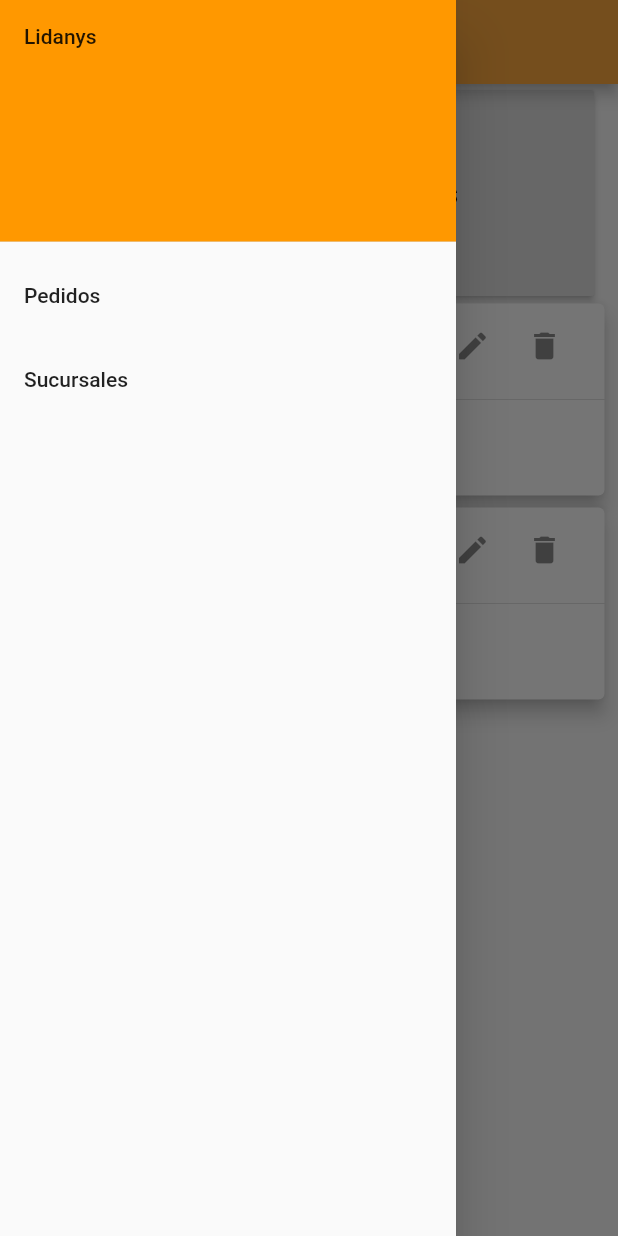
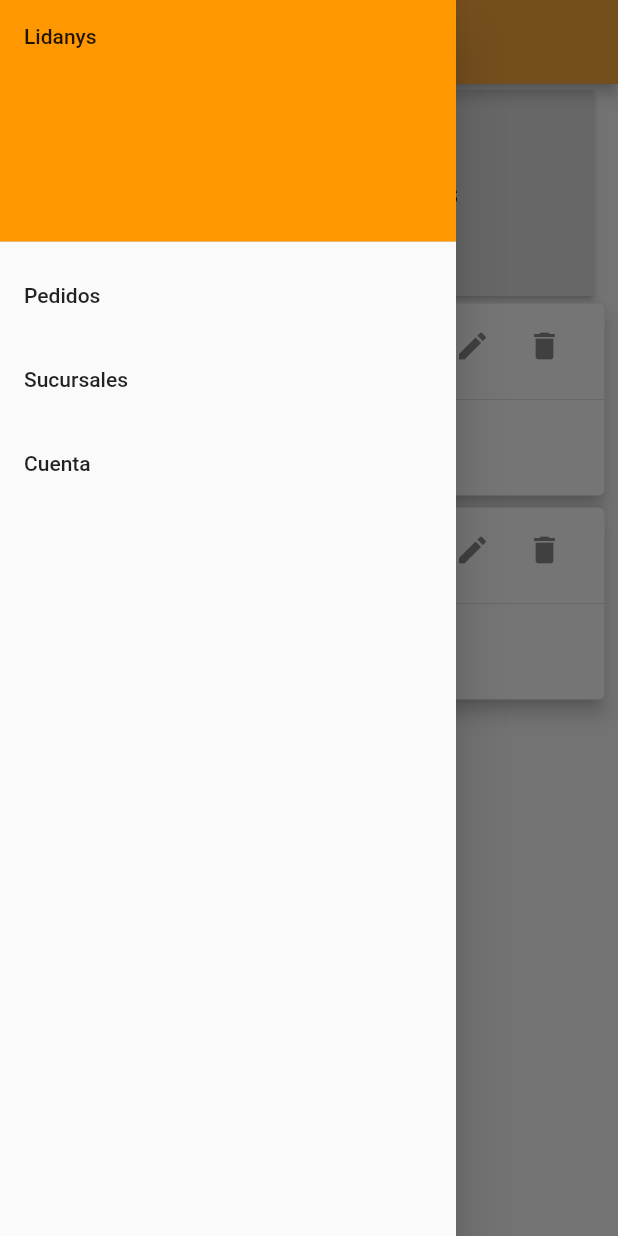
Before and after one commit to ElZombieIsra/rest_bar_app, a Flutter app: the AdminSucursales screen opened by its route, with the side drawer open, on a phone screen of 412 x 824 dp. Run offline on Flutter 3.47's test engine with Material 2 defaults, Android fonts, the phone set to English and light mode, and no system bars; our stand-ins replace flutter_map, latlong.

Commit message:
3 screens added

```diff
--- a/lib/Routes.dart
+++ b/lib/Routes.dart
@@ -1,10 +1,12 @@
 import 'package:flutter/material.dart';
 import 'package:rest_bar/screens/Login/index.dart';
 import 'package:rest_bar/screens/Home/index.dart';
+import 'package:rest_bar/screens/Home/LoyaltyPlan/index.dart';
 import 'package:rest_bar/screens/HomeUser/index.dart';
 import 'package:rest_bar/screens/HomeUser/Cart/orders.dart';
 import 'package:rest_bar/screens/Sucursales/index.dart';
 import 'package:rest_bar/screens/Sucursales/addSucursal.dart';
+import 'package:rest_bar/screens/HomeUser/Cart/cart.dart';
 import 'package:rest_bar/theme/style.dart';
 
 class Routes {
@@ -14,7 +16,9 @@ class Routes {
     "/HomePageUser": (BuildContext context) => new HomeUser(),
     "/HomeAdminSucursales": (BuildContext context) => new AdminSucursales(),
     '/HomeAdminAddSucursales': (BuildContext context) => new AddSucursales(),
+    '/HomeAdminCuenta' : (BuildContext context) => new LoyaltyPlan(),
     '/UserOrders': (BuildContext context) => new OrdersUser(),
+    '/CartUser' : (BuildContext context) => new Cart(),
   };
 
   Routes() {
--- a/lib/components/Sidebar/index.dart
+++ b/lib/components/Sidebar/index.dart
@@ -31,6 +31,13 @@ class SideBarState extends State<SideBar>{
               Navigator.pop(context);
               Navigator.pushReplacementNamed(context, '/HomeAdminSucursales');
             },
+          ),
+          new ListTile(
+            title: new Text('Cuenta'),
+            onTap: (){
+              Navigator.pop(context);
+              Navigator.pushReplacementNamed(context, '/HomeAdminCuenta');
+            },
           )
         ],
       ),
--- a/pubspec.yaml
+++ b/pubspec.yaml
@@ -48,6 +48,8 @@ flutter:
   - assets/pizza_hawaiana.jpg
   - assets/pizza_hawaiana_2.jpg
   - assets/pizza_hawaiana_3.jpg
+  - assets/perfil.png
+  - assets/qr_img.png
   # An image asset can refer to one or more resolution-specific "variants", see
   # https://flutter.io/assets-and-images/#resolution-aware.
 
```
Also changed, not shown: 2 other files.
